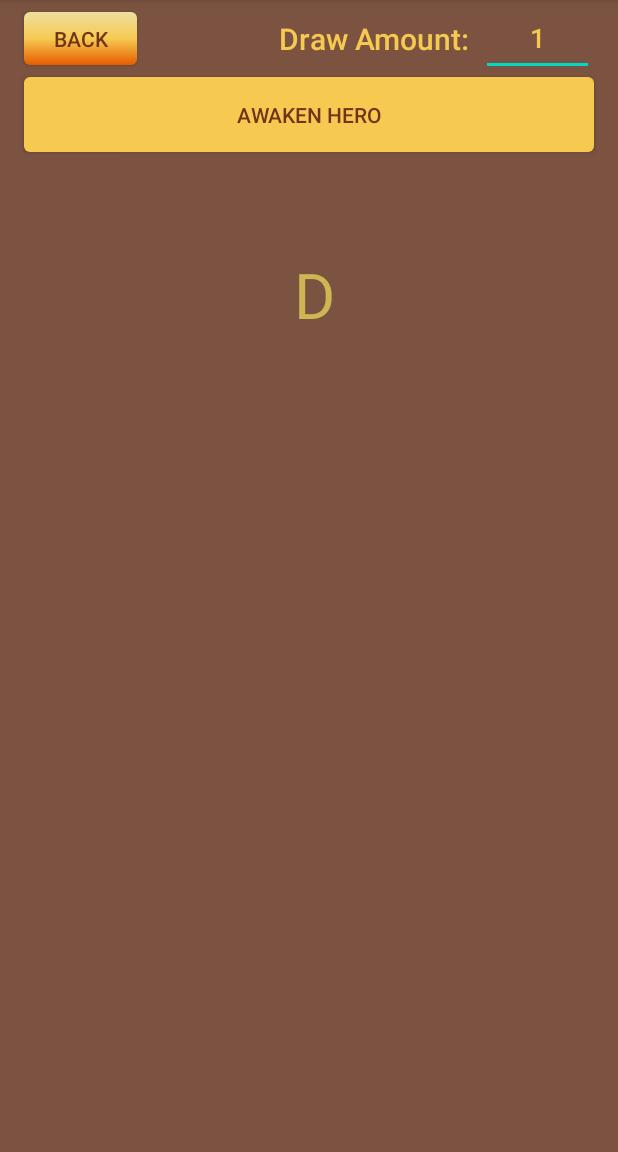
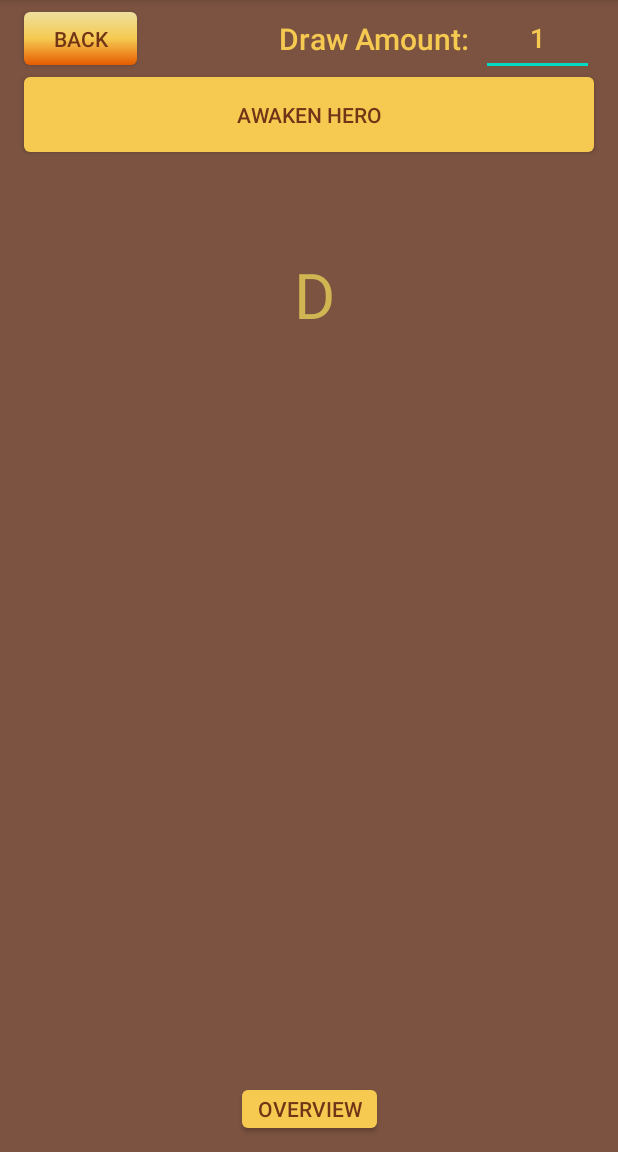
Before and after one commit to MushroomGecko/Idle-Heroes-Summon-Simulator, an Android app: the AwakeningActivity screen opened directly, with no data from a screen before it, after a tap on "AWAKEN HERO", on a phone screen of 412 x 824 dp, the part 84-1236 px from its top. Run offline under Robolectric (Android 15) with nearby library versions, the phone set to English and light mode, and no system bars.

Commit message:
Added an overview button for hero awakenings

```diff
--- a/app/src/main/java/com/example/idleheroessummonsimulator/AwakeningActivity.java
+++ b/app/src/main/java/com/example/idleheroessummonsimulator/AwakeningActivity.java
@@ -1,6 +1,8 @@
 package com.example.idleheroessummonsimulator;
 
 import codeassets.*;
+
+import androidx.appcompat.app.AlertDialog;
 import androidx.appcompat.app.AppCompatActivity;
 import android.content.Intent;
 import android.graphics.Color;
@@ -13,6 +15,7 @@ import android.widget.TextView;
 
 import com.example.idleheroessummonsimulator.databinding.ActivityAwakeningBinding;
 
+import java.util.ArrayList;
 import java.util.Arrays;
 
 public class AwakeningActivity extends AppCompatActivity
@@ -20,6 +23,9 @@ public class AwakeningActivity extends AppCompatActivity
     AwakenHero mySum = new AwakenHero();
     private ActivityAwakeningBinding binding;
     LinearLayout main_layout;
+
+    private final String[] awaken_ranks = new String[]{"E-", "E", "E+", "D-", "D", "D+", "C-", "C", "C+", "B-", "B", "B+", "A-", "A", "A+", "S"};
+    private final int[] awaken_bag = new int[awaken_ranks.length];
 
     @Override
     protected void onCreate(Bundle savedInstanceState)
@@ -37,6 +43,7 @@ public class AwakeningActivity extends AppCompatActivity
             public void onClick(View v)
             {
                 main_layout.removeAllViews();
+                Arrays.fill(awaken_bag, 0);
                 int awakenAmount = 5;
                 TextView[] awakens = new TextView[awakenAmount];
                 Arrays.fill(awakens, summonTier(""));
@@ -63,6 +70,15 @@ public class AwakeningActivity extends AppCompatActivity
                 }
                 addTierToView(awakens, 250, lastRow);
 
+            }
+        });
+
+        binding.awakenOverviewButton.setOnClickListener(new View.OnClickListener()
+        {
+            @Override
+            public void onClick(View v)
+            {
+                alert();
             }
         });
 
@@ -106,6 +122,14 @@ public class AwakeningActivity extends AppCompatActivity
 
     public TextView summonTier(String tier)
     {
+        for(int i = 0; i < awaken_ranks.length; i++)
+        {
+            if(tier.equals(awaken_ranks[i]))
+            {
+                awaken_bag[i]++;
+            }
+        }
+
         TextView text = new TextView(AwakeningActivity.this);
         if(tier.contains("E"))
         {
@@ -149,4 +173,28 @@ public class AwakeningActivity extends AppCompatActivity
             return 1;
         }
     }
+
+    private void alert()
+    {
+        AlertDialog alertDialog = new AlertDialog.Builder(AwakeningActivity.this).create();
+        alertDialog.setTitle("Awakenings Overview");
+
+        String overview = "";
+        for(int i = 0; i < awaken_bag.length; i++)
+        {
+            if(awaken_ranks[i].length() == 1)
+            {
+                overview = overview.concat(awaken_ranks[i] + " " + ": " + awaken_bag[i] + "\n");
+            }
+            else
+            {
+                overview = overview.concat(awaken_ranks[i] + ": " + awaken_bag[i] + "\n");
+            }
+
+        }
+
+        alertDialog.setMessage(overview);
+        alertDialog.setButton(AlertDialog.BUTTON_NEUTRAL, "OK", (dialog, which) -> dialog.dismiss());
+        alertDialog.show();
+    }
 }
--- a/app/src/main/res/layout/activity_awakening.xml
+++ b/app/src/main/res/layout/activity_awakening.xml
@@ -6,6 +6,18 @@
     android:layout_height="match_parent"
     android:background="@drawable/bkgnd"
     tools:context=".AwakeningActivity">
+
+    <androidx.appcompat.widget.AppCompatButton
+        android:id="@+id/awakenOverviewButton"
+        android:layout_width="90dp"
+        android:layout_height="25dp"
+        android:layout_marginBottom="16dp"
+        android:background="@drawable/rounded_button"
+        android:text="Overview"
+        android:textColor="@color/brown"
+        app:layout_constraintBottom_toBottomOf="parent"
+        app:layout_constraintEnd_toEndOf="parent"
+        app:layout_constraintStart_toStartOf="parent" />
 
     <androidx.appcompat.widget.AppCompatButton
         android:id="@+id/awakenBackButton"
@@ -52,8 +64,9 @@
         android:layout_width="0dp"
         android:layout_height="0dp"
         android:layout_marginTop="5dp"
+        android:layout_marginBottom="5dp"
         android:contentDescription="Scroll window"
-        app:layout_constraintBottom_toBottomOf="parent"
+        app:layout_constraintBottom_toTopOf="@+id/awakenOverviewButton"
         app:layout_constraintEnd_toEndOf="parent"
         app:layout_constraintStart_toStartOf="parent"
         app:layout_constraintTop_toBottomOf="@+id/awakenButton">
```
